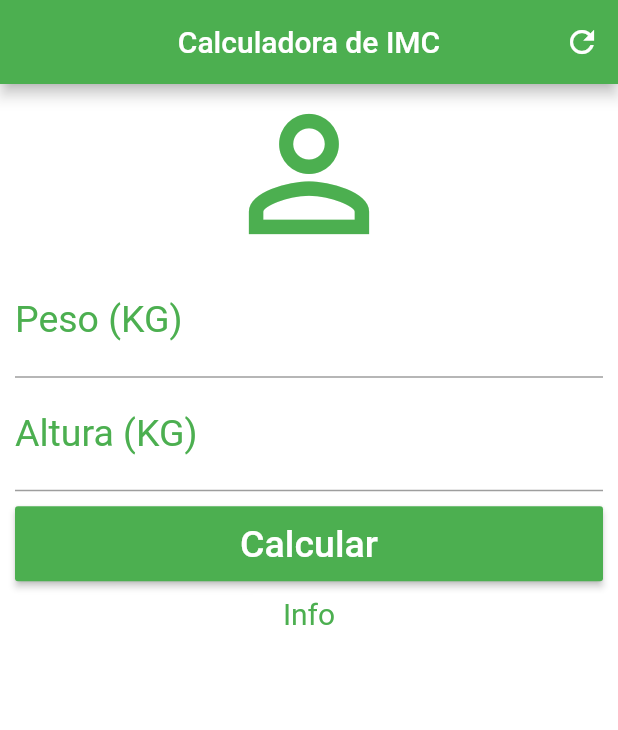
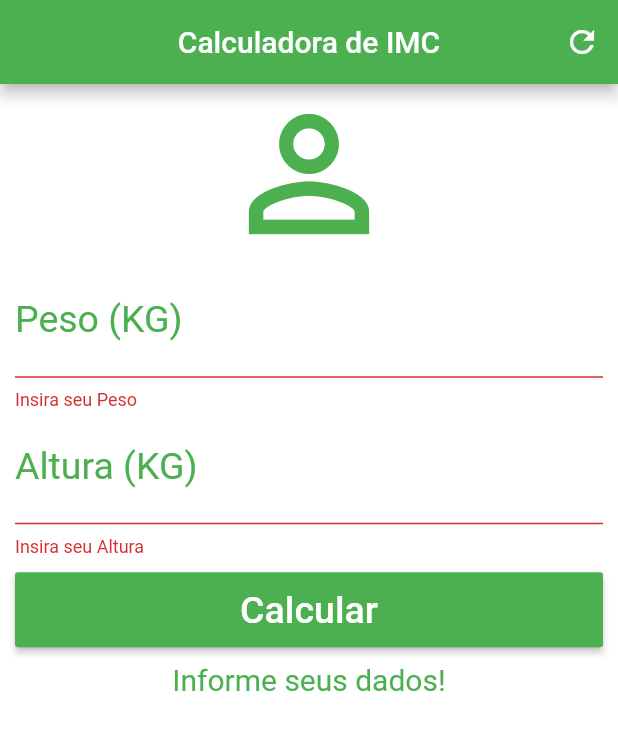
Before and after one commit to JoseEvanilton/calc_imc, a Flutter app: the screen it shows after launch, after a tap on "Calcular", on a phone screen of 412 x 824 dp. Shown: the top 730 px of the screen. Run offline on Flutter 3.47's test engine with Material 2 defaults, Android fonts, the phone set to English and light mode, and no system bars.

```diff
--- a/calc_imc/lib/main.dart
+++ b/calc_imc/lib/main.dart
@@ -3,23 +3,9 @@ import 'package:flutter/material.dart';
 void main() => runApp(CalcImc());
 
 class CalcImc extends StatelessWidget {
-  // This widget is the root of your application.
   @override
   Widget build(BuildContext context) {
     return MaterialApp(
-      // title: 'Flutter Demo',
-      // theme: ThemeData(
-      //   // This is the theme of your application.
-      //   //
-      //   // Try running your application with "flutter run". You'll see the
-      //   // application has a blue toolbar. Then, without quitting the app, try
-      //   // changing the primarySwatch below to Colors.green and then invoke
-      //   // "hot reload" (press "r" in the console where you ran "flutter run",
-      //   // or simply save your changes to "hot reload" in a Flutter IDE).
-      //   // Notice that the counter didn't reset back to zero; the application
-      //   // is not restarted.
-      //   primarySwatch: Colors.blue,
-      // ),
       home: MyHomePage(title: 'Calculadora de IMC'),
     );
   }
@@ -27,16 +13,6 @@ class CalcImc extends StatelessWidget {
 
 class MyHomePage extends StatefulWidget {
   MyHomePage({Key key, this.title}) : super(key: key);
-
-  // This widget is the home page of your application. It is stateful, meaning
-  // that it has a State object (defined below) that contains fields that affect
-  // how it looks.
-
-  // This class is the configuration for the state. It holds the values (in this
-  // case the title) provided by the parent (in this case the App widget) and
-  // used by the build method of the State. Fields in a Widget subclass are
-  // always marked "final".
-
   final String title;
 
   @override
@@ -44,44 +20,61 @@ class MyHomePage extends StatefulWidget {
 }
 
 class _MyHomePageState extends State<MyHomePage> {
-  int _counter = 0;
+  TextEditingController weightController = TextEditingController();
+  TextEditingController heightController = TextEditingController();
+  String _infoText = "Informe seus dados!";
 
-  void _incrementCounter() {
+  GlobalKey<FormState> _formKey = GlobalKey<FormState>();
+
+  void _resetFields() {
+    weightController.text = "";
+    heightController.text = "";
     setState(() {
-      // This call to setState tells the Flutter framework that something has
-      // changed in this State, which causes it to rerun the build method below
-      // so that the display can reflect the updated values. If we changed
-      // _counter without calling setState(), then the build method would not be
-      // called again, and so nothing would appear to happen.
-      _counter++;
+      _infoText = "Informe seus dados!";
+    });
+  }
+
+  void _calculate() {
+    setState(() {
+      double weight = double.parse(weightController.text);
+      double height = double.parse(heightController.text) / 100;
+      double imc = weight / (height * height);
+      print(imc);
+      if (imc < 18.6) {
+        _infoText = "Abaixo do peso (${imc.toStringAsPrecision(4)})";
+      } else if (imc >= 18.6 && imc < 24.9) {
+        _infoText = "Peso Ideal (${imc.toStringAsPrecision(4)})";
+      } else if (imc >= 24.6 && imc < 29.9) {
+        _infoText = "Levemente Acima do Peso (${imc.toStringAsPrecision(4)})";
+      } else if (imc >= 29.9 && imc < 34.9) {
+        _infoText = "Obesidade Grau I (${imc.toStringAsPrecision(4)})";
+      } else if (imc >= 34.9 && imc < 39.9) {
+        _infoText = "Obesidade Grau II (${imc.toStringAsPrecision(4)})";
+      } else if (imc > 40) {
+        _infoText = "Obesidade Grau III (${imc.toStringAsPrecision(4)})";
+      }
     });
   }
 
   @override
   Widget build(BuildContext context) {
-    // This method is rerun every time setState is called, for instance as done
-    // by the _incrementCounter method above.
-    //
-    // The Flutter framework has been optimized to make rerunning build methods
-    // fast, so that you can just rebuild anything that needs updating rather
-    // than having to individually change instances of widgets.
     return Scaffold(
       appBar: AppBar(
-        // Here we take the value from the MyHomePage object that was created by
-        // the App.build method, and use it to set our appbar title.
         title: Text(widget.title),
         centerTitle: true,
         backgroundColor: Colors.green,
         actions: <Widget>[
           IconButton(
             icon: Icon(Icons.refresh),
-            onPressed: () {},
+            onPressed: _resetFields,
           )
         ],
       ),
       backgroundColor: Colors.white,
       body: SingleChildScrollView(
         padding: EdgeInsets.fromLTRB(10, 0, 10, 0),
+        child: Form(
+          key: _formKey,
           child: Column(
             crossAxisAlignment: CrossAxisAlignment.stretch,
             children: <Widget>[
@@ -90,28 +83,44 @@ class _MyHomePageState extends State<MyHomePage> {
                 size: 120,
                 color: Colors.green,
               ),
-            TextField(
+              TextFormField(
                 keyboardType: TextInputType.number,
                 decoration: InputDecoration(
                     labelText: "Peso (KG)",
                     labelStyle: TextStyle(color: Colors.green)),
+                controller: weightController,
                 textAlign: TextAlign.center,
                 style: TextStyle(color: Colors.green, fontSize: 25),
+                validator: (value) {
+                  if (value.isEmpty) {
+                    return "Insira seu Peso";
+                  }
+                },
               ),
-            TextField(
+              TextFormField(
                 keyboardType: TextInputType.number,
                 decoration: InputDecoration(
                     labelText: "Altura (KG)",
                     labelStyle: TextStyle(color: Colors.green)),
+                controller: heightController,
                 textAlign: TextAlign.center,
                 style: TextStyle(color: Colors.green, fontSize: 25),
+                validator: (value) {
+                  if (value.isEmpty) {
+                    return "Insira seu Altura";
+                  }
+                },
               ),
               Padding(
                 padding: EdgeInsets.fromLTRB(0, 10, 0, 10),
-              child:  Container(
+                child: Container(
                   height: 50,
                   child: RaisedButton(
-                onPressed: () {},
+                    onPressed: () {
+                      if(_formKey.currentState.validate()) {
+                        _calculate();
+                      }
+                    },
                     color: Colors.green,
                     child: Text(
                       "Calcular",
@@ -120,12 +129,13 @@ class _MyHomePageState extends State<MyHomePage> {
                   ),
                 ),
               ),
-            Text("Info",
+              Text(_infoText,
                   textAlign: TextAlign.center,
                   style: TextStyle(color: Colors.green, fontSize: 20))
             ],
           ),
         ),
+      ),
     );
   }
 }
```
Lines whose indentation alone changed are shown as unchanged.
